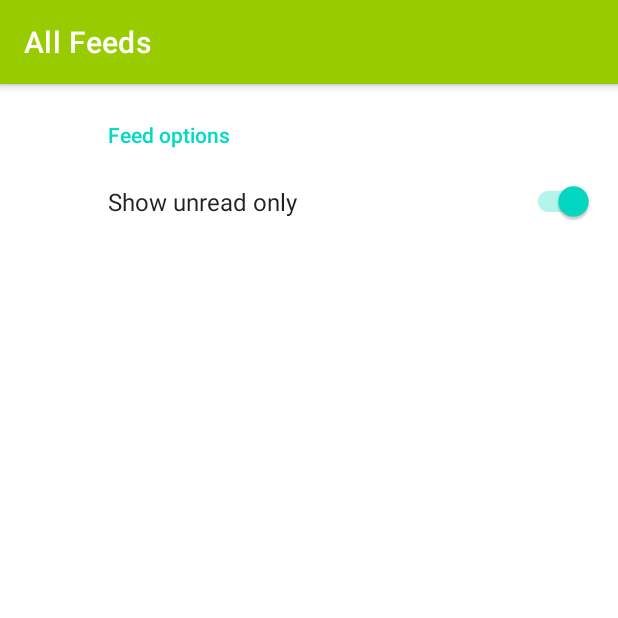
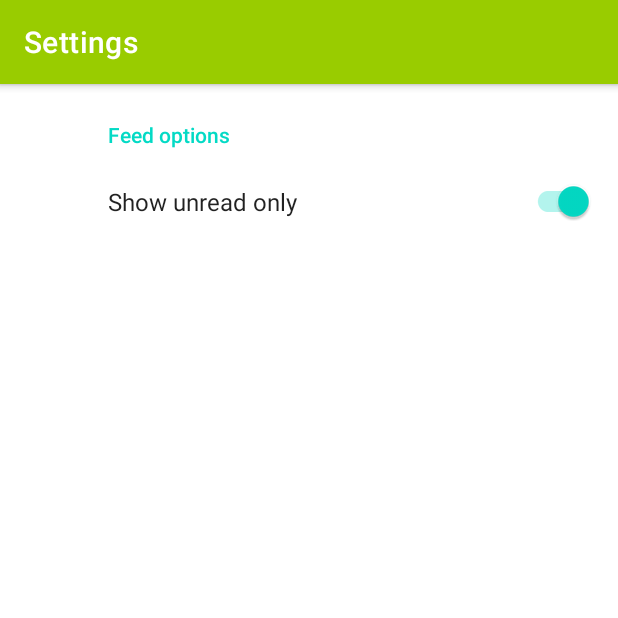
Before and after one commit to fdbozzo/LectordeFeedsRSS, an Android app: the screen it shows after launch (MainActivity), after a tap on "Settings", on a phone screen of 412 x 824 dp, the top half of it. Run offline under Robolectric (Android 15) with nearby library versions, the phone set to English and light mode, and no system bars; our stand-ins replace Firebase (no records; nobody signed in at launch, a user with empty details on screens opened directly), Room's generated code, Timber, androidx.preference, data binding and 1 more; libraries missing offline, so code that uses them is left out: retrofit2.converter.simplexml; 4 statements that could not run were skipped.

Commit message:
Agregado el título de pantalla "Settings"

```diff
--- a/app/src/main/java/com/blogspot/fdbozzo/lectorfeedsrss/MainActivity.kt
+++ b/app/src/main/java/com/blogspot/fdbozzo/lectorfeedsrss/MainActivity.kt
@@ -244,6 +244,7 @@ class MainActivity : AppCompatActivity() {
                 }
                 is SealedClassAppScreens.SettingsFragment -> {
                     Timber.d("[Timber] Menu SettingsFragment")
+                    binding.topAppBar.setTitle(R.string.screen_title_settings)
                 }
                 else -> Unit
             }
--- a/app/src/main/res/values/strings.xml
+++ b/app/src/main/res/values/strings.xml
@@ -46,4 +46,5 @@
     <string name="screen_title_all_feeds">All Feeds</string>
     <string name="screen_title_read_later">Read later</string>
     <string name="screen_title_favorites">Favorites</string>
+    <string name="screen_title_settings">Settings</string>
 </resources>
```
